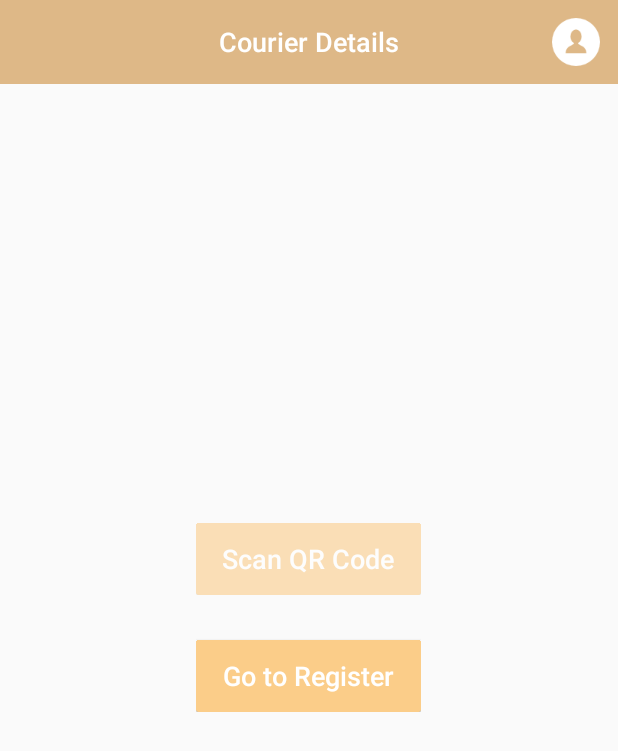
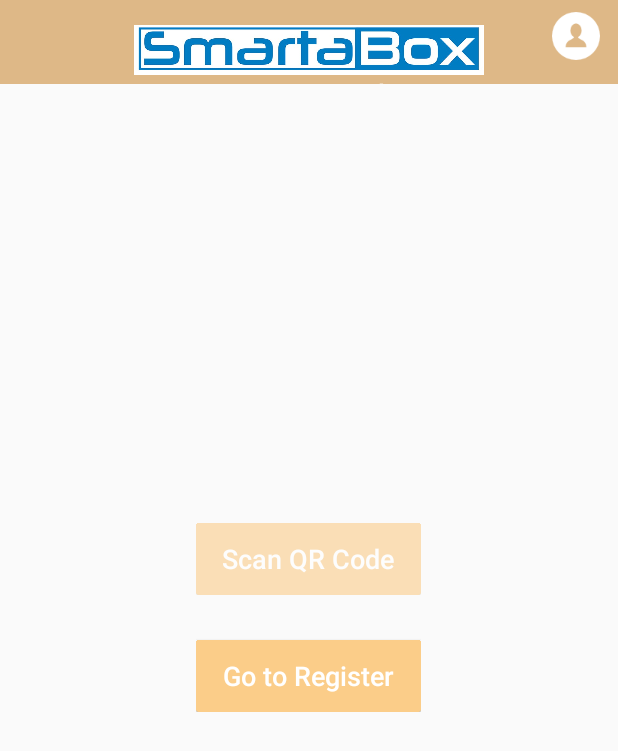
Before and after one commit to super41/start4, an Android app: the screen it shows after launch (MainActivity), on a phone screen of 412 x 824 dp. Shown: the top 751 px of the screen. Run offline under Robolectric (Android 15) with nearby library versions, the phone set to English and light mode, and no system bars.

Commit message:
修改欢迎图标和欢迎动画，topbar加上icon，修改连接wifi的名称和密码

```diff
--- a/CourierVersion/app/src/main/java/com/example/courierversion/PublicDefine.java
+++ b/CourierVersion/app/src/main/java/com/example/courierversion/PublicDefine.java
@@ -9,8 +9,8 @@ public class PublicDefine {
     public static final String WIFI_CONNECTTING_ACTION="wifi_connectting_action";
     public   static final String SP_INFO="sp_info";
 
-    public static final String SSID="brize_box";
-    public static final String PASSWORD="brizebox00";
+    public static final String SSID="SmartaBox";
+    public static final String PASSWORD="SmartaBox000";
 //    public static final String SSID="ZIQI_GUEST";
 //    public static final String PASSWORD="9876543210";
     public static final int   TYPE=3;
--- a/CourierVersion/app/src/main/res/anim/magnify_fade_in.xml
+++ b/CourierVersion/app/src/main/res/anim/magnify_fade_in.xml
@@ -11,6 +11,6 @@
         android:fromXScale=".5" android:toXScale="1.0"
         android:fromYScale=".5" android:toYScale="1.0"
         android:pivotX="50%p" android:pivotY="50%p"
-        android:duration="1000" />
+        android:duration="1300" />
 
 </set>
--- a/CourierVersion/app/src/main/res/anim/magnify_fade_out.xml
+++ b/CourierVersion/app/src/main/res/anim/magnify_fade_out.xml
@@ -5,12 +5,12 @@
 
     <alpha
         android:fromAlpha="1.0" android:toAlpha="0"
-        android:duration="1000"/>
+        android:duration="1300"/>
 
     <scale
         android:fromXScale="1.0" android:toXScale="1.5"
         android:fromYScale="1.0" android:toYScale="1.5"
         android:pivotX="50%p" android:pivotY="50%p"
-        android:duration="1000" />
+        android:duration="1300" />
 
 </set>
--- a/CourierVersion/app/src/main/res/layout/activity_welcome.xml
+++ b/CourierVersion/app/src/main/res/layout/activity_welcome.xml
@@ -4,7 +4,7 @@
     android:layout_height="match_parent">
 
     <ImageView
-        android:src="@drawable/timg"
+        android:src="@drawable/tmp3"
         android:scaleType="fitXY"
         android:layout_width="match_parent"
         android:layout_height="match_parent" />
--- a/CourierVersion/app/src/main/res/layout/topbar.xml
+++ b/CourierVersion/app/src/main/res/layout/topbar.xml
@@ -19,15 +19,30 @@
                 android:textSize="@dimen/title_text_size"
                 />
 
+    <LinearLayout
+        android:orientation="vertical"
+        android:layout_width="wrap_content"
+        android:layout_centerHorizontal="true"
+        android:gravity="center"
+        android:layout_height="wrap_content">
+
+        <ImageView
+            android:layout_width="350px"
+            android:layout_height="50px"
+            android:layout_marginTop="25px"
+            android:background="@drawable/icon"
+
+            />
         <Button
             android:id="@+id/btn_title"
             android:layout_width="wrap_content"
             android:layout_height="wrap_content"
             android:background="@null"
-                android:layout_centerHorizontal="true"
             android:textColor="@color/white"
             android:textSize="@dimen/title_text_size"
             />
+
+    </LinearLayout>
 
             <Button
                 android:id="@+id/btn_right"
```
Also changed, not shown: CourierVersion/app/src/main/java/com/example/courierversion/activity/WifiConnectActivity.java (+5 -5 lines), CourierVersion/app/src/main/res/drawable-hdpi/icon.jpg (added), CourierVersion/app/src/main/res/drawable-hdpi/tmp3.jpg (added). Lines whose indentation alone changed are shown as unchanged.
